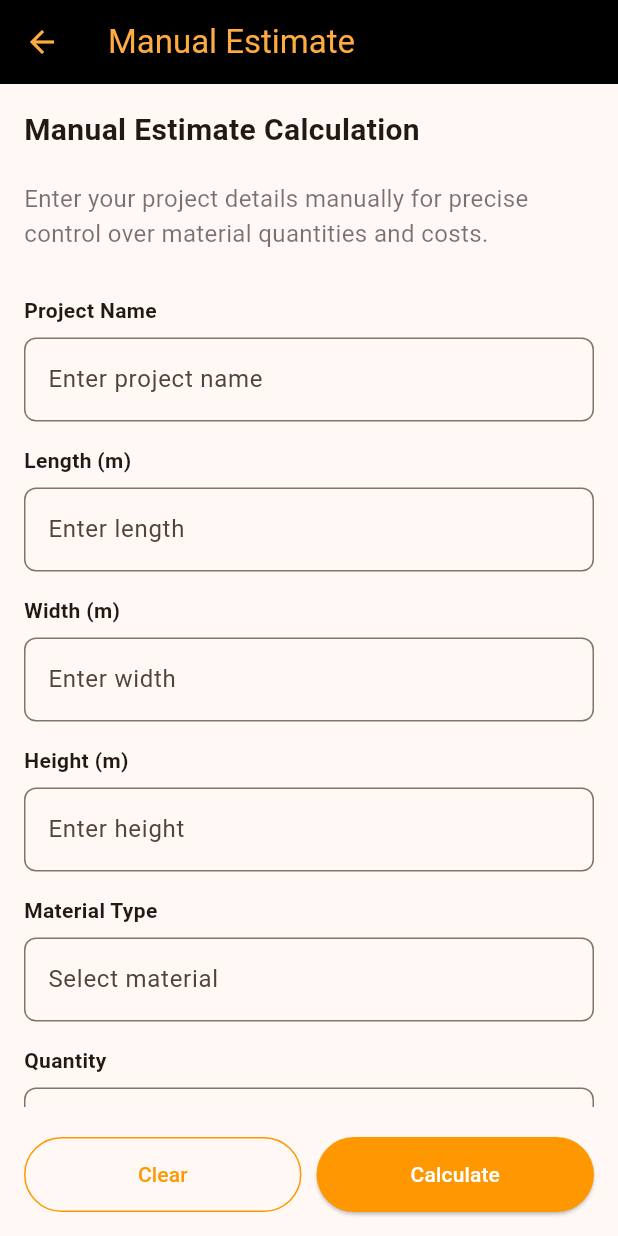
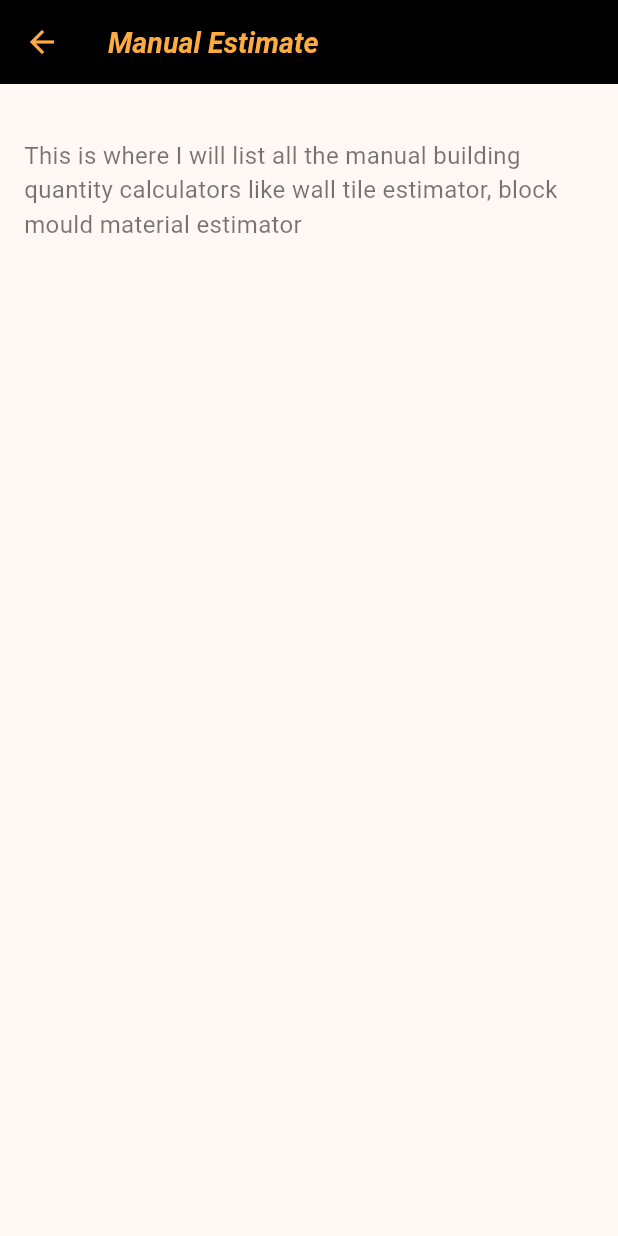
Before and after one commit to IsraelIyke/estimateQ, a Flutter app: the screen it shows after launch, after a tap on "Manual estimate calculation", on a phone screen of 412 x 824 dp. Run offline on Flutter 3.47's test engine with Material 3 defaults, Android fonts, the light colour scheme and no system bars; our stand-ins replace animated_text_kit, lottie.

Commit message:
Enhance UI elements and update text descriptions across multiple pages for better clarity and aesthetics

```diff
--- a/lib/main.dart
+++ b/lib/main.dart
@@ -164,16 +164,16 @@ class _MyHomePageState extends State<MyHomePage>
             IconButton(
               icon: const Icon(
                 Icons.settings,
-                size: 17,
+                size: 19,
                 color: Colors.orangeAccent,
               ),
               onPressed: () => _navigateToSettings(context),
             ),
           ],
         ),
-        toolbarHeight: 40,
+        toolbarHeight: 55,
         titleTextStyle: const TextStyle(
-          fontSize: 17,
+          fontSize: 19,
           color: Colors.orangeAccent,
           fontWeight: FontWeight.bold,
           fontStyle: FontStyle.italic,
@@ -329,9 +329,22 @@ class _ToolsPageState extends State<ToolsPage>
     return Scaffold(
       appBar: AppBar(
         title: const Text('Tools'),
+        titleTextStyle: const TextStyle(
+          fontSize: 19,
+          color: Colors.orangeAccent,
+          fontWeight: FontWeight.bold,
+          fontStyle: FontStyle.italic,
+        ),
         automaticallyImplyLeading: false,
       ),
-      body: const Center(child: Text('Tools Page Content')),
+      body: Padding(
+        padding: const EdgeInsets.all(8.0),
+        child: const Center(
+          child: Text(
+            'All the Tools including the automatic and manual tools will be here',
+          ),
+        ),
+      ),
     );
   }
 }
@@ -353,10 +366,23 @@ class _BotAssistantPageState extends State<BotAssistantPage>
     super.build(context);
     return Scaffold(
       appBar: AppBar(
-        title: const Text('Bot Assistant'),
+        title: const Text('Chat Bot'),
+        titleTextStyle: const TextStyle(
+          fontSize: 19,
+          color: Colors.orangeAccent,
+          fontWeight: FontWeight.bold,
+          fontStyle: FontStyle.italic,
+        ),
         automaticallyImplyLeading: false,
       ),
-      body: const Center(child: Text('Bot Assistant Page Content')),
+      body: Padding(
+        padding: const EdgeInsets.all(8.0),
+        child: const Center(
+          child: Text(
+            'I will integrate a chat bot here for users to ask construction related question',
+          ),
+        ),
+      ),
     );
   }
 }
@@ -379,9 +405,22 @@ class _SavedPageState extends State<SavedPage>
     return Scaffold(
       appBar: AppBar(
         title: const Text('Saved'),
+        titleTextStyle: const TextStyle(
+          fontSize: 19,
+          color: Colors.orangeAccent,
+          fontWeight: FontWeight.bold,
+          fontStyle: FontStyle.italic,
+        ),
         automaticallyImplyLeading: false,
       ),
-      body: const Center(child: Text('Saved Page Content')),
+      body: Padding(
+        padding: const EdgeInsets.all(8.0),
+        child: const Center(
+          child: Text(
+            'This is where all saved calculations will be in case the user wants to revisit an old calculation',
+          ),
+        ),
+      ),
     );
   }
 }
@@ -404,9 +443,35 @@ class _ProfilePageState extends State<ProfilePage>
     return Scaffold(
       appBar: AppBar(
         title: const Text('Profile'),
+        titleTextStyle: const TextStyle(
+          fontSize: 19,
+          color: Colors.orangeAccent,
+          fontWeight: FontWeight.bold,
+          fontStyle: FontStyle.italic,
+        ),
         automaticallyImplyLeading: false,
       ),
-      body: const Center(child: Text('Profile Page Content')),
+      body: Padding(
+        padding: const EdgeInsets.all(8.0),
+        child: const Center(
+          child: Column(
+            children: [
+              SizedBox(height: 20),
+              Text(
+                'Nothing much for now. I might add Authentication later so users can store in the cloud too and who knows add a status update feature for architects and engineers to share their personal designs. ',
+              ),
+              SizedBox(height: 20),
+              Text(
+                'And who knows add a status update feature for architects and engineers to share their personal designs. ',
+              ),
+              SizedBox(height: 20),
+              Text(
+                'And also use image recognition to remove any status update that is not related 😅',
+              ),
+            ],
+          ),
+        ),
+      ),
     );
   }
 }
@@ -420,6 +485,12 @@ class SettingsPage extends StatelessWidget {
     return Scaffold(
       appBar: AppBar(
         title: const Text('Settings'),
+        titleTextStyle: const TextStyle(
+          fontSize: 19,
+          color: Colors.orangeAccent,
+          fontWeight: FontWeight.bold,
+          fontStyle: FontStyle.italic,
+        ),
         backgroundColor: Colors.black,
         foregroundColor: Colors.orangeAccent,
       ),
@@ -430,22 +501,11 @@ class SettingsPage extends StatelessWidget {
           children: [
             ListTile(
               leading: Icon(Icons.person, color: Colors.orange),
-              title: Text('Account Settings'),
-              subtitle: Text('Manage your account preferences'),
+              title: Text('General Settings'),
+              subtitle: Text('Manage your preferences like theme'),
               trailing: Icon(Icons.arrow_forward_ios, size: 16),
             ),
-            ListTile(
-              leading: Icon(Icons.notifications, color: Colors.orange),
-              title: Text('Notifications'),
-              subtitle: Text('Configure notification settings'),
-              trailing: Icon(Icons.arrow_forward_ios, size: 16),
-            ),
-            ListTile(
-              leading: Icon(Icons.security, color: Colors.orange),
-              title: Text('Privacy & Security'),
-              subtitle: Text('Manage your privacy settings'),
-              trailing: Icon(Icons.arrow_forward_ios, size: 16),
-            ),
+
             ListTile(
               leading: Icon(Icons.help, color: Colors.orange),
               title: Text('Help & Support'),
@@ -474,6 +534,12 @@ class AutoEstimatePage extends StatelessWidget {
     return Scaffold(
       appBar: AppBar(
         title: const Text('Automatic Estimate'),
+        titleTextStyle: const TextStyle(
+          fontSize: 19,
+          color: Colors.orangeAccent,
+          fontWeight: FontWeight.bold,
+          fontStyle: FontStyle.italic,
+        ),
         backgroundColor: Colors.black,
         foregroundColor: Colors.orangeAccent,
       ),
@@ -482,59 +548,59 @@ class AutoEstimatePage extends StatelessWidget {
         child: Column(
           crossAxisAlignment: CrossAxisAlignment.start,
           children: [
-            const Text(
-              'Automatic Estimate Calculation',
-              style: TextStyle(fontSize: 20, fontWeight: FontWeight.bold),
-            ),
+            // const Text(
+            //   'Automatic Estimate Calculation',
+            //   style: TextStyle(fontSize: 20, fontWeight: FontWeight.bold),
+            // ),
             const SizedBox(height: 20),
             const Text(
-              'This feature will automatically calculate material quantities and costs based on your project details.',
+              'This is where I will integrate the automatic building quantity estimator',
               style: TextStyle(fontSize: 16, color: Colors.black54),
             ),
             const SizedBox(height: 30),
-            Expanded(
-              child: Center(
-                child: Column(
-                  mainAxisAlignment: MainAxisAlignment.center,
-                  children: [
-                    Lottie.asset(
-                      'assets/animations/bot2.json',
-                      height: 150,
-                      width: 150,
-                    ),
-                    const SizedBox(height: 20),
-                    const Text(
-                      'Automatic Calculation Features:',
-                      style: TextStyle(
-                        fontSize: 18,
-                        fontWeight: FontWeight.w600,
-                      ),
-                    ),
-                    const SizedBox(height: 15),
-                    _buildFeatureItem('📐 Smart dimension analysis'),
-                    _buildFeatureItem('🧮 Automatic quantity calculation'),
-                    _buildFeatureItem('💰 Real-time cost estimation'),
-                    _buildFeatureItem('📊 Material optimization'),
-                  ],
-                ),
-              ),
-            ),
-            SizedBox(
-              width: double.infinity,
-              child: ElevatedButton(
-                onPressed: () {
-                  // Add your automatic calculation logic here
-                },
-                style: ElevatedButton.styleFrom(
-                  backgroundColor: Colors.orange,
-                  padding: const EdgeInsets.symmetric(vertical: 15),
-                ),
-                child: const Text(
-                  'Start Automatic Calculation',
-                  style: TextStyle(fontSize: 16, color: Colors.white),
-                ),
-              ),
-            ),
+            // Expanded(
+            //   child: Center(
+            //     child: Column(
+            //       mainAxisAlignment: MainAxisAlignment.center,
+            //       children: [
+            //         Lottie.asset(
+            //           'assets/animations/bot2.json',
+            //           height: 150,
+            //           width: 150,
+            //         ),
+            //         const SizedBox(height: 20),
+            //         const Text(
+            //           'Automatic Calculation Features:',
+            //           style: TextStyle(
+            //             fontSize: 18,
+            //             fontWeight: FontWeight.w600,
+            //           ),
+            //         ),
+            //         const SizedBox(height: 15),
+            //         _buildFeatureItem('📐 Smart dimension analysis'),
+            //         _buildFeatureItem('🧮 Automatic quantity calculation'),
+            //         _buildFeatureItem('💰 Real-time cost estimation'),
+            //         _buildFeatureItem('📊 Material optimization'),
+            //       ],
+            //     ),
+            //   ),
+            // ),
+            // SizedBox(
+            //   width: double.infinity,
+            //   child: ElevatedButton(
+            //     onPressed: () {
+            //       // Add your automatic calculation logic here
+            //     },
+            //     style: ElevatedButton.styleFrom(
+            //       backgroundColor: Colors.orange,
+            //       padding: const EdgeInsets.symmetric(vertical: 15),
+            //     ),
+            //     child: const Text(
+            //       'Start Automatic Calculation',
+            //       style: TextStyle(fontSize: 16, color: Colors.white),
+            //     ),
+            //   ),
+            // ),
           ],
         ),
       ),
@@ -564,6 +630,12 @@ class ManualEstimatePage extends StatelessWidget {
     return Scaffold(
       appBar: AppBar(
         title: const Text('Manual Estimate'),
+        titleTextStyle: const TextStyle(
+          fontSize: 19,
+          color: Colors.orangeAccent,
+          fontWeight: FontWeight.bold,
+          fontStyle: FontStyle.italic,
+        ),
         backgroundColor: Colors.black,
         foregroundColor: Colors.orangeAccent,
       ),
@@ -572,65 +644,65 @@ class ManualEstimatePage extends StatelessWidget {
         child: Column(
           crossAxisAlignment: CrossAxisAlignment.start,
           children: [
-            const Text(
-              'Manual Estimate Calculation',
-              style: TextStyle(fontSize: 20, fontWeight: FontWeight.bold),
-            ),
+            // const Text(
+            //   'Manual Estimate Calculation',
+            //   style: TextStyle(fontSize: 20, fontWeight: FontWeight.bold),
+            // ),
             const SizedBox(height: 20),
             const Text(
-              'Enter your project details manually for precise control over material quantities and costs.',
+              'This is where I will list all the manual building quantity calculators like wall tile estimator, block mould material estimator',
               style: TextStyle(fontSize: 16, color: Colors.black54),
             ),
             const SizedBox(height: 30),
-            Expanded(
-              child: ListView(
-                children: [
-                  _buildInputField('Project Name', 'Enter project name'),
-                  _buildInputField('Length (m)', 'Enter length'),
-                  _buildInputField('Width (m)', 'Enter width'),
-                  _buildInputField('Height (m)', 'Enter height'),
-                  _buildInputField('Material Type', 'Select material'),
-                  _buildInputField('Quantity', 'Enter quantity'),
-                  _buildInputField('Unit Price', 'Enter unit price'),
-                ],
-              ),
-            ),
-            const SizedBox(height: 20),
-            Row(
-              children: [
-                Expanded(
-                  child: OutlinedButton(
-                    onPressed: () {
-                      // Clear form logic
-                    },
-                    style: OutlinedButton.styleFrom(
-                      side: const BorderSide(color: Colors.orange),
-                      padding: const EdgeInsets.symmetric(vertical: 15),
-                    ),
-                    child: const Text(
-                      'Clear',
-                      style: TextStyle(color: Colors.orange),
-                    ),
-                  ),
-                ),
-                const SizedBox(width: 10),
-                Expanded(
-                  child: ElevatedButton(
-                    onPressed: () {
-                      // Calculate logic
-                    },
-                    style: ElevatedButton.styleFrom(
-                      backgroundColor: Colors.orange,
-                      padding: const EdgeInsets.symmetric(vertical: 15),
-                    ),
-                    child: const Text(
-                      'Calculate',
-                      style: TextStyle(color: Colors.white),
-                    ),
-                  ),
-                ),
-              ],
-            ),
+            // Expanded(
+            //   child: ListView(
+            //     children: [
+            //       _buildInputField('Project Name', 'Enter project name'),
+            //       _buildInputField('Length (m)', 'Enter length'),
+            //       _buildInputField('Width (m)', 'Enter width'),
+            //       _buildInputField('Height (m)', 'Enter height'),
+            //       _buildInputField('Material Type', 'Select material'),
+            //       _buildInputField('Quantity', 'Enter quantity'),
+            //       _buildInputField('Unit Price', 'Enter unit price'),
+            //     ],
+            //   ),
+            // ),
+            // const SizedBox(height: 20),
+            // Row(
+            //   children: [
+            //     Expanded(
+            //       child: OutlinedButton(
+            //         onPressed: () {
+            //           // Clear form logic
+            //         },
+            //         style: OutlinedButton.styleFrom(
+            //           side: const BorderSide(color: Colors.orange),
+            //           padding: const EdgeInsets.symmetric(vertical: 15),
+            //         ),
+            //         child: const Text(
+            //           'Clear',
+            //           style: TextStyle(color: Colors.orange),
+            //         ),
+            //       ),
+            //     ),
+            //     const SizedBox(width: 10),
+            //     Expanded(
+            //       child: ElevatedButton(
+            //         onPressed: () {
+            //           // Calculate logic
+            //         },
+            //         style: ElevatedButton.styleFrom(
+            //           backgroundColor: Colors.orange,
+            //           padding: const EdgeInsets.symmetric(vertical: 15),
+            //         ),
+            //         child: const Text(
+            //           'Calculate',
+            //           style: TextStyle(color: Colors.white),
+            //         ),
+            //       ),
+            //     ),
+            //   ],
+            // ),
           ],
         ),
       ),
```
